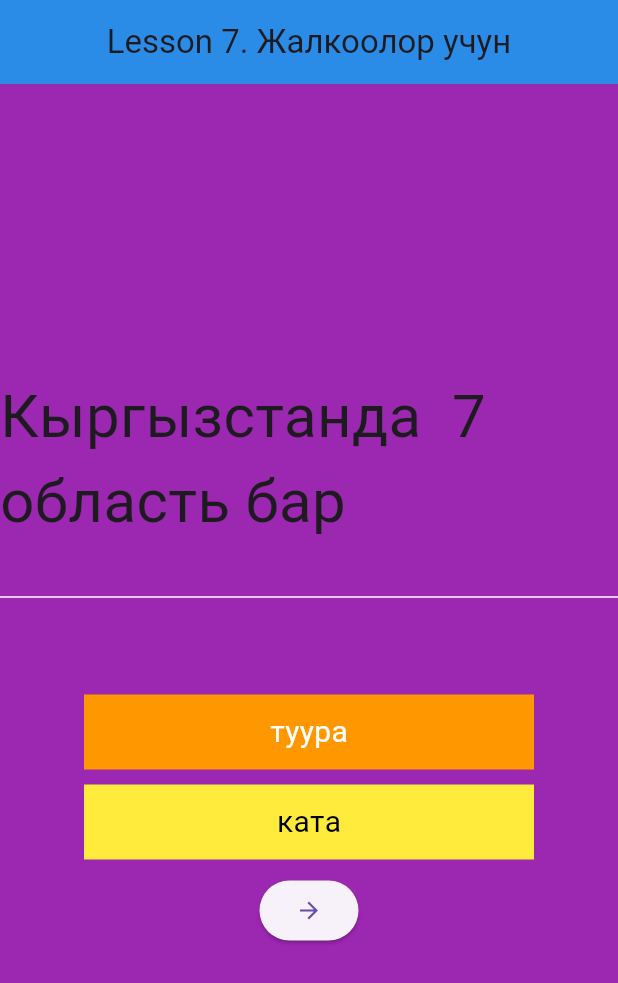
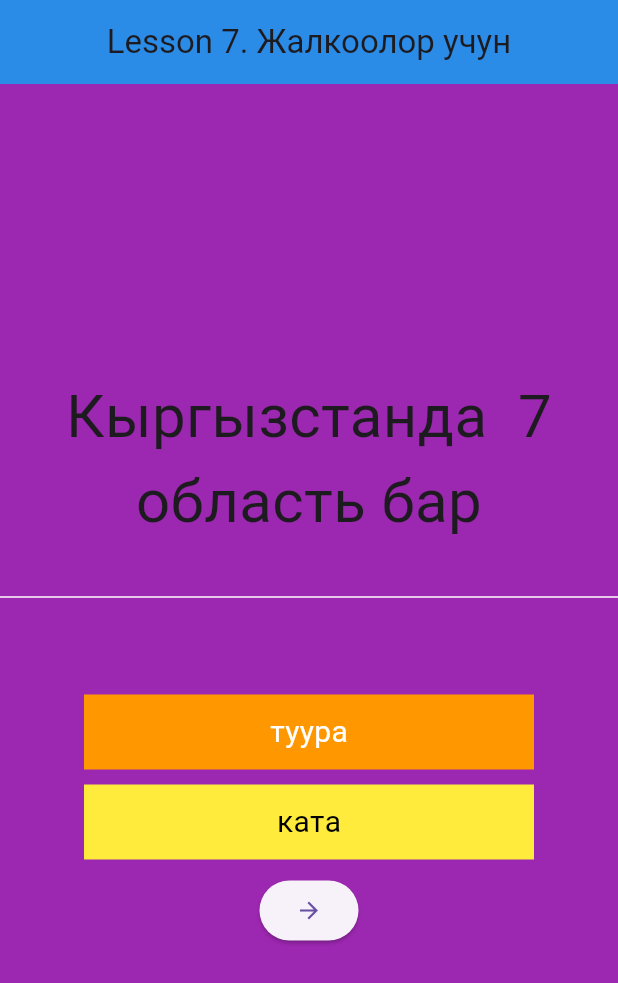
Before and after one commit to AlisherKaparov/jalkoluk, a Flutter app: the screen it shows after launch, on a phone screen of 412 x 824 dp. Shown: the top 983 px of the screen. Run offline on Flutter 3.47's test engine with Material 3 defaults, Android fonts, the phone set to English and light mode, and no system bars.

Commit message:
Quiz app is not finish

```diff
--- a/lib/main.dart
+++ b/lib/main.dart
@@ -36,6 +36,7 @@ class HomePage extends StatelessWidget {
           const Center(
             child: Text(
               'Кыргызстанда  7 область бар',
+              textAlign: TextAlign.center,
               style: TextStyle(fontSize: 40),
               // centerTitle: true,
             ),
@@ -48,13 +49,14 @@ class HomePage extends StatelessWidget {
             height: 30,
           ),
           Center(
+            child: Material(
+              color: Colors.orange,
               child: InkWell(
                 splashColor: Colors.green,
                 onTap: () {},
                 child: Container(
                   width: 300.0,
                   height: 50.0,
-                color: Colors.orange,
                   child: const Center(
                     child: Text(
                       'туура',
@@ -67,23 +69,26 @@ class HomePage extends StatelessWidget {
                 ),
               ),
             ),
+          ),
           const SizedBox(
             height: 10,
           ),
           Center(
+            child: Material(
+              color: Colors.yellow,
               child: InkWell(
-              splashColor: Colors.black,
+                splashColor: Colors.teal,
                 onTap: () {},
                 child: Container(
                   width: 300.0,
                   height: 50.0,
-                color: Colors.yellow,
                   child: const Center(
                     child: Text(
                       'ката',
                       style: TextStyle(
                         color: Colors.black,
                         fontSize: 20,
+                      ),
                     ),
                   ),
                 ),
```
Lines whose indentation alone changed are shown as unchanged.
